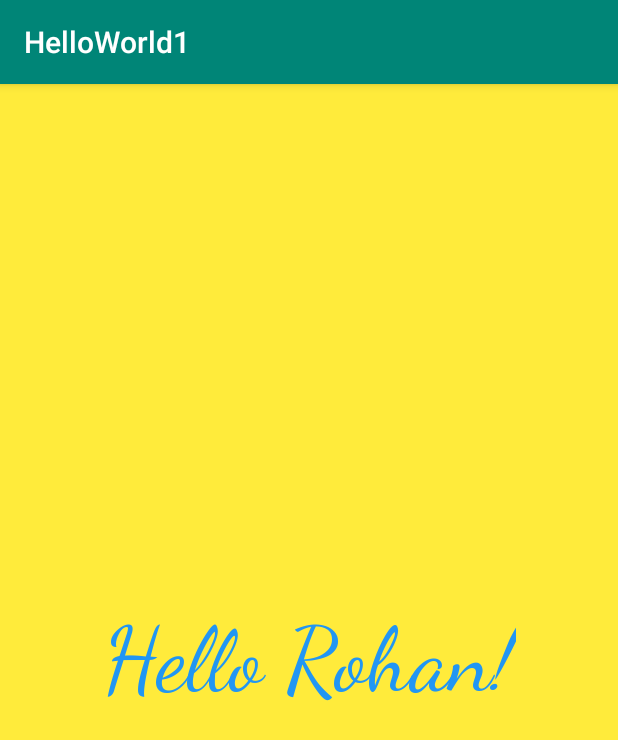
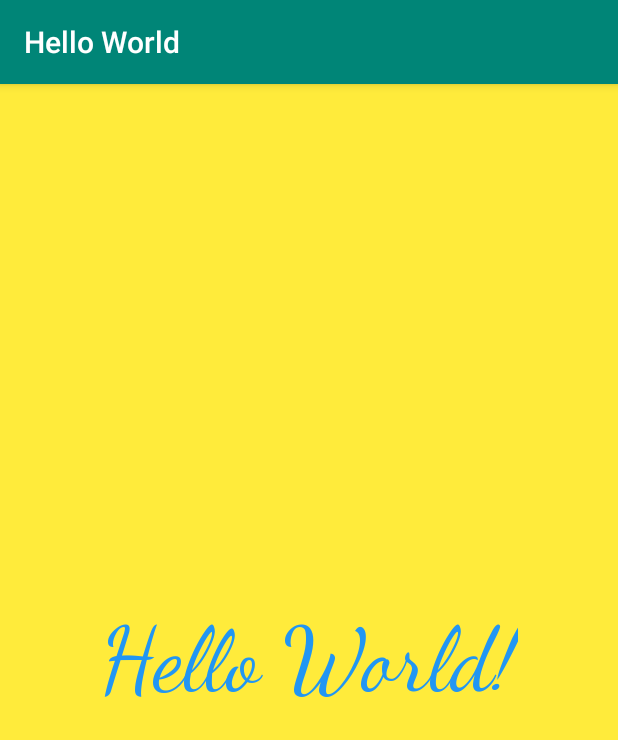
Before and after one commit to rohan-kadkol/Android-Developer-Essentials-1-Hello-World, an Android app: the screen it shows after launch (MainActivity), on a phone screen of 412 x 824 dp. Shown: the top 740 px of the screen. Run offline under Robolectric (Android 15) with nearby library versions, the phone set to English and light mode, and no system bars.

Commit message:
Updated README.md and AppBar title

```diff
--- a/app/src/main/res/layout/activity_main.xml
+++ b/app/src/main/res/layout/activity_main.xml
@@ -16,7 +16,7 @@
         android:layout_width="wrap_content"
         android:layout_height="wrap_content"
         android:fontFamily="cursive"
-        android:text="Hello Rohan!"
+        android:text="Hello World!"
         android:textColor="#2196F3"
         android:textSize="60sp"
         app:layout_constraintBottom_toBottomOf="parent"
--- a/app/src/main/res/values/strings.xml
+++ b/app/src/main/res/values/strings.xml
@@ -1,3 +1,3 @@
 <resources>
-    <string name="app_name">HelloWorld1</string>
+    <string name="app_name">Hello World</string>
 </resources>
```
Also changed, not shown: 2 other files.
